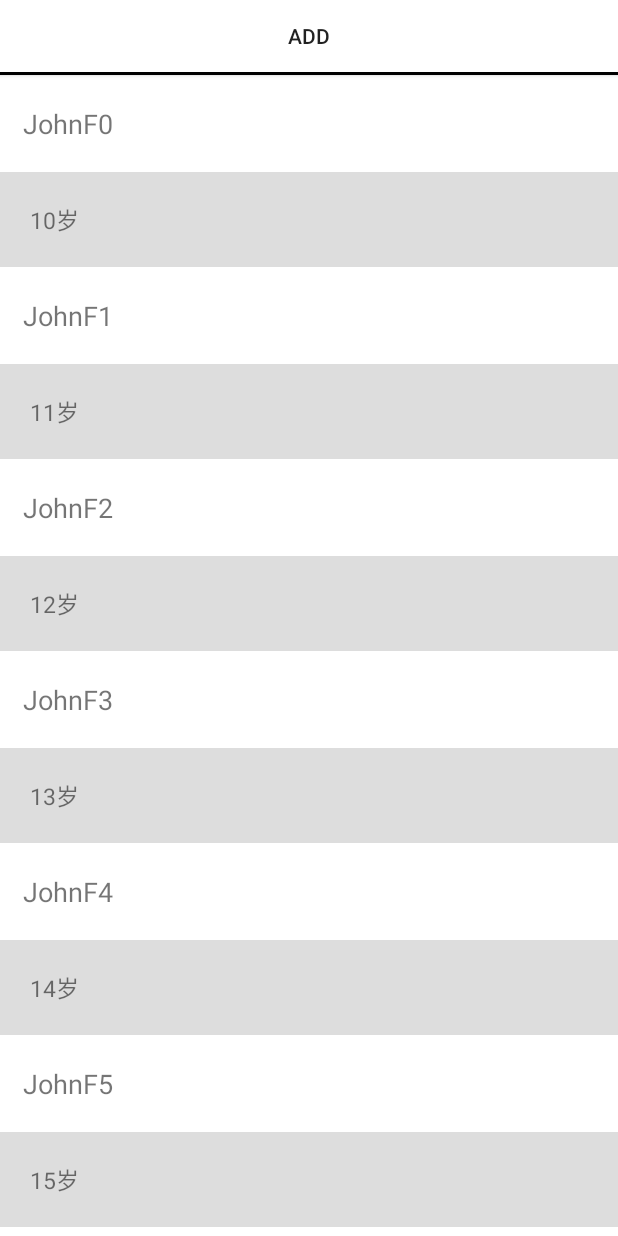
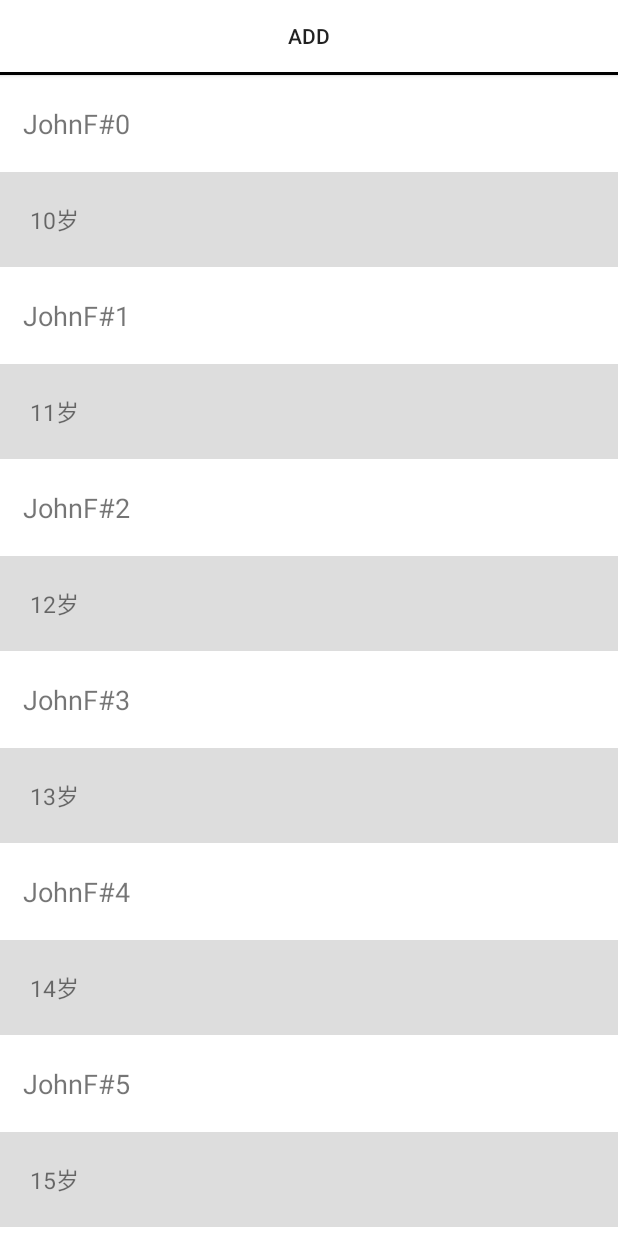
Before and after one commit to FengyangZhang/RecyclerDemo, an Android app: the screen it shows after launch (RecyclerActivity), on a phone screen of 412 x 824 dp. Run offline under Robolectric (Android 15) with nearby library versions, the phone set to English and light mode, and no system bars.

Commit message:
Changed the way of adding

```diff
--- a/app/src/main/java/com/bupt/johnfrey/recyclerdemo/RecyclerActivity.java
+++ b/app/src/main/java/com/bupt/johnfrey/recyclerdemo/RecyclerActivity.java
@@ -29,17 +29,8 @@ public class RecyclerActivity extends Activity implements PersonAdapter.Recycler
         rvRecycler = (RecyclerView) findViewById(R.id.rv_recycler);
         rvRecycler.setHasFixedSize(true);
         btnAdd = (Button) findViewById(R.id.btn_add);
-        btnAdd.setOnClickListener(new View.OnClickListener() {
-            @Override
-            public void onClick(View v) {
-                i++;
-                Person person = new Person(i, "JohnF" + i, 10 + i);
-                personList.add(1, person);
-                adapter.notifyItemInserted(1);
-                adapter.notifyItemRangeChanged(1, adapter.getItemCount());
-            }
-        });
-        LinearLayoutManager layoutManager = new LinearLayoutManager(this);
+
+        final LinearLayoutManager layoutManager = new LinearLayoutManager(this);
         layoutManager.setOrientation(LinearLayoutManager.VERTICAL);
         rvRecycler.setLayoutManager(layoutManager);
 
@@ -48,12 +39,22 @@ public class RecyclerActivity extends Activity implements PersonAdapter.Recycler
         adapter.setOnRecyclerViewListener(this);
         rvRecycler.setAdapter(adapter);
 
+        btnAdd.setOnClickListener(new View.OnClickListener() {
+            @Override
+            public void onClick(View v) {
+                i++;
+                Person person = new Person(i, "JohnF#" + i, 10 + i);
+                personList.add(adapter.getItemCount(), person);
+                rvRecycler.smoothScrollToPosition(rvRecycler.getBottom());
+                adapter.notifyItemInserted(adapter.getItemCount());
+            }
+        });
     }
 
 
     private void initData() {
         for (; i < 30; ++i) {
-            Person person = new Person(i, "JohnF" + i, 10 + i);
+            Person person = new Person(i, "JohnF#" + i, 10 + i);
             personList.add(person);
         }
     }
--- a/app/src/main/res/layout/adp_recycler.xml
+++ b/app/src/main/res/layout/adp_recycler.xml
@@ -17,7 +17,7 @@
         android:background="#FFFFFF"
         android:paddingLeft="15dp"
         android:paddingRight="15dp"
-        android:text="JohnF"
+        android:text="JohnF#0"
         />
     <TextView
         android:id="@+id/tv_item_person_age"
```
